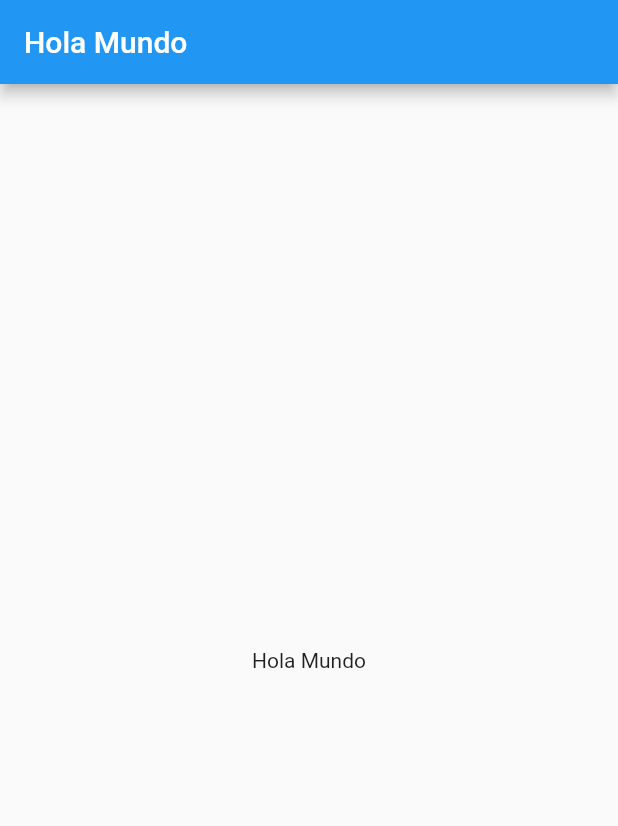
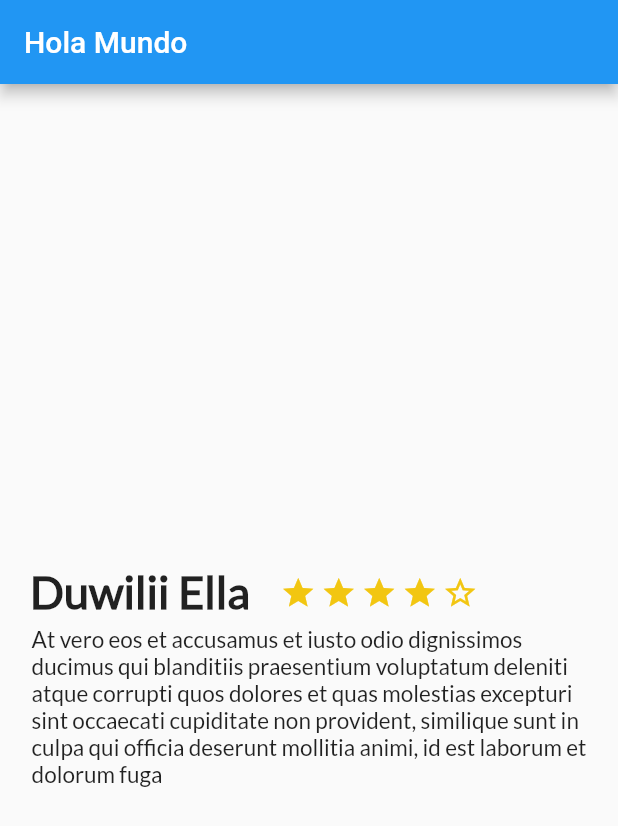
Before and after one commit to tabufellin/App_flutter_trips, a Flutter app: the screen it shows after launch, on a phone screen of 412 x 824 dp. Shown: the top 826 px of the screen. Run offline on Flutter 3.47's test engine with Material 2 defaults, Android fonts, the phone set to English and light mode, and no system bars.

```diff
--- /dev/null
+++ b/lib/description_place.dart
@@ -0,0 +1,112 @@
+import 'package:flutter/material.dart'; //
+
+class DescriptionPlace extends StatelessWidget {
+
+  String namePlace;
+  int stars;
+  String descriptionPlace;
+
+  DescriptionPlace(this.namePlace, this.stars, this.descriptionPlace); // constructor, ya ahí ya esta creado a diferencia d ejava
+
+  @override // es necesario hacerle el override
+  Widget build(BuildContext context) {
+    // TODO: implement build
+
+    final star_border = Container (
+      margin: EdgeInsets.only(
+        top: 323.0,
+        right: 3.0,
+      ),
+      child: Icon (
+        Icons.star_border,
+        color: Color(0xFFf2C611),
+      ),
+    );
+
+    final star_half = Container (
+      margin: EdgeInsets.only(
+        top: 323.0,
+        right: 3.0,
+      ),
+      child: Icon (
+        Icons.star_half,
+        color: Color(0xFFf2C611),
+      ),
+    );
+
+    final star = Container (
+      margin: EdgeInsets.only(
+        top: 323.0,
+        right: 3.0,
+      ),
+      child: Icon (
+        Icons.star,
+        color: Color(0xFFf2C611),
+      ),
+    );
+
+    final titleStars = Row (
+      children: <Widget>[
+        Container (
+          margin: EdgeInsets.only(
+            top: 320.0, // son 320 desde el techo hasta ahi
+            left: 20.0,
+            right: 20.0
+          ),
+
+          child: Text (
+            namePlace,
+            style: TextStyle(
+              fontFamily: "Lato-Regular",
+              fontSize: 30.0,
+              fontWeight: FontWeight.w900 // negrita
+            ),
+            textAlign: TextAlign.left,
+          ),
+        ),
+        Row(
+          children: <Widget>[
+            star,
+            star,
+            star,
+            star,
+            star_border
+
+          ],
+        ),
+
+      ],
+    );
+
+    final commentary = Container(
+          margin: EdgeInsets.only(
+              top: 5.0,
+              left: 20.0,
+              right: 20.0,
+              bottom: 0.0,
+          ),
+          child: Text(
+              descriptionPlace,
+              style: TextStyle(
+                fontFamily: "Lato-Regular",
+                fontSize: 15,
+              ),
+             textAlign: TextAlign.left,
+             textWidthBasis: TextWidthBasis.longestLine,
+          ),
+        );
+
+    final joinScreen = Column (
+      children: <Widget>[
+        titleStars,
+        commentary
+      ],
+    );
+
+
+    return joinScreen;
+  }
+
+
+
+}
--- a/lib/main.dart
+++ b/lib/main.dart
@@ -1,5 +1,6 @@
-import 'package:flutter/material.dart';// paqueteria de dart para poder usar Widgets
-
+import 'package:flutter/material.dart';
+import 'package:platzi_trips_app/description_place.dart';// paqueteria de dart para poder usar Widgets
+import 'description_place.dart';
 void main() => runApp(MyApp()); // metodo main, usa => que es una lambda,
                                 // que lo siguiente es un Widget ----> MyApp()
 
@@ -27,12 +28,10 @@ class MyApp extends StatelessWidget { // StatelessWidget es la clase padre de lo
         appBar: AppBar(
           title: Text("Hola Mundo"), // ese text es un widged
         ) ,
-        body: Center(
-          child: Text("Hola Mundo")
+        body: new DescriptionPlace("Duwilii Ella", 4, "At vero eos et accusamus et iusto odio dignissimos ducimus qui blanditiis praesentium voluptatum deleniti atque corrupti quos dolores et quas molestias excepturi sint occaecati cupiditate non provident, similique sunt in culpa qui officia deserunt mollitia animi, id est laborum et dolorum fuga" )
         ),
 
-      )//MyHomePage(title: 'Flutter Demo Home Page'),
-    );
+      );//MyHomePage(title: 'Flutter Demo Home Page'),
   }
 }
 
--- a/pubspec.yaml
+++ b/pubspec.yaml
@@ -70,3 +70,7 @@ flutter:
   #
   # For details regarding fonts from package dependencies,
   # see https://flutter.dev/custom-fonts/#from-packages
+  fonts:
+      - family: Lato-Regular #para reconocer la fuente
+        fonts:
+          - asset: fonts/Lato-Regular.ttf
```
Also changed, not shown: fonts/OFL.txt (added, +93 -0 lines), fonts/Lato-Black.ttf (added), fonts/Lato-BlackItalic.ttf (added), fonts/Lato-Bold.ttf (added), fonts/Lato-BoldItalic.ttf (added), fonts/Lato-Italic.ttf (added), fonts/Lato-Light.ttf (added), fonts/Lato-LightItalic.ttf (added), fonts/Lato-Regular.ttf (added), fonts/Lato-Thin.ttf (added), fonts/Lato-ThinItalic.ttf (added).
